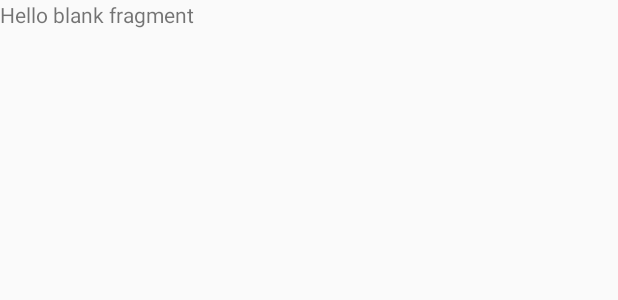
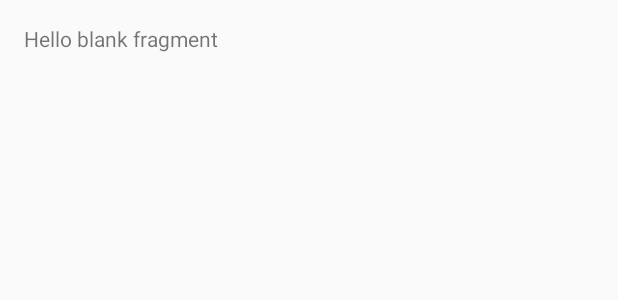
Before and after one commit to mykongee/About_Canada, an Android app: the layout fragment_landmarks.xml on its own in the app's theme, with its tools: preview values and no code run, on a phone screen of 412 x 824 dp. Shown: the top 300 px of the screen. Run offline under Robolectric (Android 15) with nearby library versions, the phone set to English and light mode, and no system bars.

Commit message:
Merge branch 'master' of /Users/Mykongee/AndroidStudioProjects/AboutCanada with conflicts.

```diff
--- a/app/src/main/java/bitpot/aboutcanada/MainActivity.java
+++ b/app/src/main/java/bitpot/aboutcanada/MainActivity.java
@@ -19,7 +19,8 @@ public class MainActivity extends AppCompatActivity
         AboutCanadaFragment.OnFragmentInteractionListener,
         AboutCitiesFragment.OnFragmentInteractionListener,
         CultureFragment.OnFragmentInteractionListener,
-        HomeFragment.OnFragmentInteractionListener{
+        HomeFragment.OnFragmentInteractionListener,
+        LandmarksFragment.OnFragmentInteractionListener{
 
     /**
      * Fragment managing the behaviors, interactions and presentation of the navigation drawer.
@@ -69,6 +70,8 @@ public class MainActivity extends AppCompatActivity
             case 4:
                 mTitle = getString(R.string.title_section4);
                 break;
+            case 5:
+                mTitle = getString(R.string.title_section5);
         }
     }
 
--- a/app/src/main/java/bitpot/aboutcanada/NavigationDrawerFragment.java
+++ b/app/src/main/java/bitpot/aboutcanada/NavigationDrawerFragment.java
@@ -61,7 +61,8 @@ public class NavigationDrawerFragment extends Fragment {
             "bitpot.aboutcanada.HomeFragment",
             "bitpot.aboutcanada.AboutCanadaFragment",
             "bitpot.aboutcanada.AboutCitiesFragment",
-            "bitpot.aboutcanada.CultureFragment"
+            "bitpot.aboutcanada.CultureFragment",
+            "bitpot.aboutcanada.LandmarksFragment"
     };
 
     private final String LOG_TAG = NavigationDrawerFragment.class.getSimpleName();
--- a/app/src/main/res/layout/fragment_landmarks.xml
+++ b/app/src/main/res/layout/fragment_landmarks.xml
@@ -1,9 +1,21 @@
-<FrameLayout xmlns:android="http://schemas.android.com/apk/res/android"
-    xmlns:tools="http://schemas.android.com/tools" android:layout_width="match_parent"
-    android:layout_height="match_parent" tools:context="bitpot.aboutcanada.LandmarksFragment">
+<RelativeLayout xmlns:android="http://schemas.android.com/apk/res/android"
+    xmlns:tools="http://schemas.android.com/tools"
+    android:layout_width="match_parent"
+    android:layout_height="match_parent"
+    android:paddingBottom="@dimen/activity_vertical_margin"
+    android:paddingTop="@dimen/activity_vertical_margin"
+    android:paddingRight="@dimen/activity_horizontal_margin"
+    android:paddingLeft="@dimen/activity_horizontal_margin"
+    tools:context="bitpot.aboutcanada.LandmarksFragment">
 
-    <!-- TODO: Update blank fragment layout -->
-    <TextView android:layout_width="match_parent" android:layout_height="match_parent"
+    <TextView android:layout_width="match_parent"
+        android:layout_height="match_parent"
         android:text="@string/hello_blank_fragment" />
 
-</FrameLayout>
+    <android.support.v7.widget.RecyclerView
+        android:id="@+id/card_list"
+        android:layout_height="match_parent"
+        android:layout_width="match_parent">
+    </android.support.v7.widget.RecyclerView>
+
+</RelativeLayout>
--- a/app/src/main/res/values/strings.xml
+++ b/app/src/main/res/values/strings.xml
@@ -5,6 +5,7 @@
     <string name="title_section2">About Canada</string>
     <string name="title_section3">What\'s in a city?</string>
     <string name="title_section4">Social Habits and Culture</string>
+    <string name="title_section5">Famous Landmarks</string>
 
     <string name="navigation_drawer_open">Open navigation drawer</string>
     <string name="navigation_drawer_close">Close navigation drawer</string>
```
Also changed, not shown: app/src/main/java/bitpot/aboutcanada/LandmarksFragment.java (+12 -2 lines), 2 other files.
